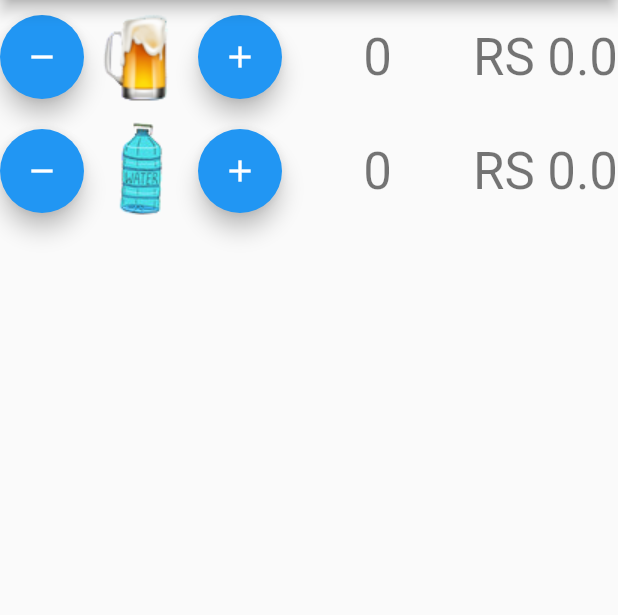
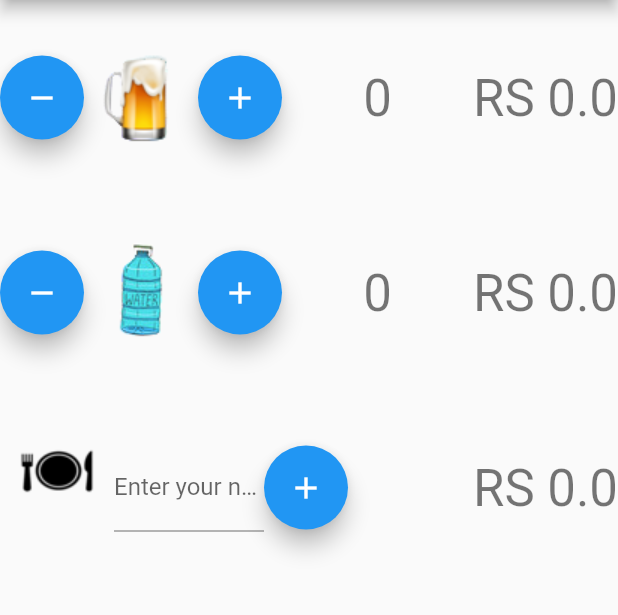
Before and after one commit to AngeloCastro9/My_Account, a Flutter app: the screen it shows after launch, on a phone screen of 412 x 824 dp, the part 84-699 px from its top. Run offline on Flutter 3.47's test engine with Material 2 defaults, Android fonts, the light colour scheme and no system bars.

Commit message:
Input food

```diff
--- a/lib/main.dart
+++ b/lib/main.dart
@@ -1,5 +1,6 @@
 import 'package:flutter/cupertino.dart';
 import 'package:flutter/material.dart';
+import 'package:flutter/services.dart';
 
 void main() => runApp(MyApp());
 
@@ -89,12 +90,11 @@ class _MyHomePageState extends State<MyHomePage> {
           title: Text(widget.title),
         ),
         body: new Container(
-         // color: Color(0xff258DED),
-          height: 400.0,
           alignment: Alignment.center,
           child: new Column(
             children: [
               new Container(
+                height: 130.0,
                 child: Row(
                     mainAxisAlignment: MainAxisAlignment.center,
                     children: [
@@ -127,6 +127,7 @@ class _MyHomePageState extends State<MyHomePage> {
               ),
 
               new Container(
+                height: 130.0,
                 child: Row(
                   mainAxisAlignment: MainAxisAlignment.center,
                   children: [
@@ -157,6 +158,38 @@ class _MyHomePageState extends State<MyHomePage> {
                   ],
                 ),
               ),
+
+              new Container(
+                height: 130.0,
+                child: Row(
+                  mainAxisAlignment: MainAxisAlignment.center,
+                  children: [
+                    Image.asset(
+                      'assets/images/food.png',
+                      fit: BoxFit.cover,
+                    ),
+
+                    SizedBox(width: 100, child: TextField(
+                      decoration: new InputDecoration(labelText: "Enter your number"),
+                      keyboardType: TextInputType.number,
+                      inputFormatters: <TextInputFormatter>[
+
+                      ],
+                    )),
+                    FloatingActionButton(
+                      onPressed: _incrementCounterWater,
+                      tooltip: 'Increment',
+                      child: Icon(Icons.add),
+                    ),
+                    Spacer(),
+
+                    Text(
+                      'RS $_valuePrecisionWater',
+                      style: Theme.of(context).textTheme.display1,
+                    ),
+                  ],
+                ),
+              ),
             ],
           ),
         ),
```
Also changed, not shown: assets/images/food.png (added).
